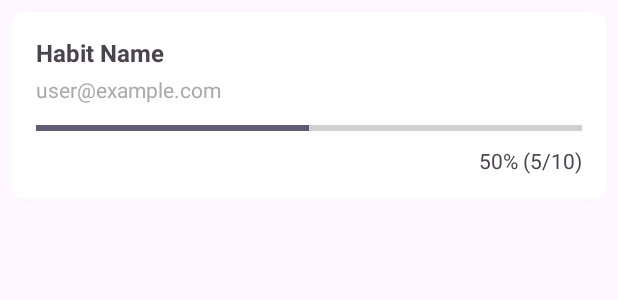
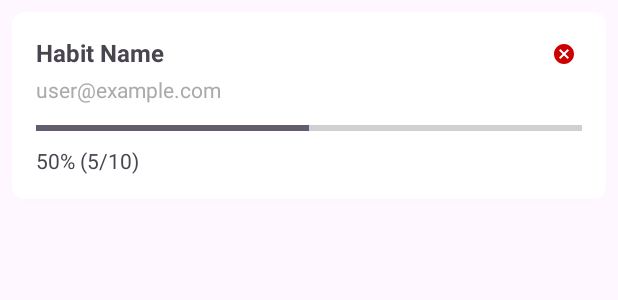
Before and after one commit to Teukufazariz/BearHabitApp, an Android app: the layout item_habit_progress.xml on its own in the app's theme, with its tools: preview values and no code run, on a phone screen of 412 x 824 dp. Shown: the top 300 px of the screen. Run offline under Robolectric (Android 15) with nearby library versions, the phone set to English and light mode, and no system bars.

Commit message:
Delete habit

```diff
--- /dev/null
+++ b/app/src/main/res/drawable/ic_delete.xml
@@ -0,0 +1,5 @@
+<vector xmlns:android="http://schemas.android.com/apk/res/android" android:height="24dp" android:tint="#C00000" android:viewportHeight="24" android:viewportWidth="24" android:width="24dp">
+
+    <path android:fillColor="@android:color/white" android:pathData="M12,2C6.47,2 2,6.47 2,12s4.47,10 10,10 10,-4.47 10,-10S17.53,2 12,2zM17,15.59L15.59,17 12,13.41 8.41,17 7,15.59 10.59,12 7,8.41 8.41,7 12,10.59 15.59,7 17,8.41 13.41,12 17,15.59z"/>
+
+</vector>
--- a/app/src/main/res/layout/item_habit_progress.xml
+++ b/app/src/main/res/layout/item_habit_progress.xml
@@ -1,4 +1,3 @@
-<?xml version="1.0" encoding="utf-8"?>
 <androidx.cardview.widget.CardView xmlns:android="http://schemas.android.com/apk/res/android"
     xmlns:app="http://schemas.android.com/apk/res-auto"
     android:layout_width="match_parent"
@@ -20,7 +19,7 @@
             android:textSize="16sp"
             android:textStyle="bold"
             app:layout_constraintStart_toStartOf="parent"
-            app:layout_constraintEnd_toEndOf="parent"
+            app:layout_constraintEnd_toStartOf="@id/ivDelete"
             app:layout_constraintTop_toTopOf="parent"
             android:text="Habit Name" />
 
@@ -32,7 +31,7 @@
             android:textSize="14sp"
             android:textColor="@android:color/darker_gray"
             app:layout_constraintStart_toStartOf="parent"
-            app:layout_constraintEnd_toEndOf="parent"
+            app:layout_constraintEnd_toStartOf="@id/ivDelete"
             app:layout_constraintTop_toBottomOf="@id/tvHabitName"
             android:layout_marginTop="4dp"
             android:text="user@example.com" />
@@ -47,7 +46,7 @@
             android:progress="50"
             android:max="100"
             app:layout_constraintStart_toStartOf="parent"
-            app:layout_constraintEnd_toEndOf="parent"
+            app:layout_constraintEnd_toEndOf="@id/ivDelete"
             app:layout_constraintTop_toBottomOf="@id/tvUserEmail" />
 
         <!-- Progress Text -->
@@ -55,11 +54,22 @@
             android:id="@+id/tvProgress"
             android:layout_width="wrap_content"
             android:layout_height="wrap_content"
+            app:layout_constraintStart_toStartOf="parent"
+            app:layout_constraintTop_toBottomOf="@id/progressBar"
             android:layout_marginTop="4dp"
-            android:text="50% (5/10)"
+            android:text="50% (5/10)" />
+
+        <!-- Tombol Delete -->
+        <ImageView
+            android:id="@+id/ivDelete"
+            android:layout_width="24dp"
+            android:layout_height="24dp"
+            android:src="@drawable/ic_delete"
+            android:contentDescription="Delete Habit"
             app:layout_constraintEnd_toEndOf="parent"
-            app:layout_constraintTop_toBottomOf="@id/progressBar" />
-
+            app:layout_constraintTop_toTopOf="parent"
+            android:padding="4dp"
+            app:tint="@android:color/holo_red_dark" />
     </androidx.constraintlayout.widget.ConstraintLayout>
 
 </androidx.cardview.widget.CardView>
```
Also changed, not shown: app/src/main/java/com/example/bearhabitapp/Adapter/HabitProgressAdapter.kt (+11 -5 lines), app/src/main/java/com/example/bearhabitapp/ProgressActivity.kt (+55 -1 lines).
